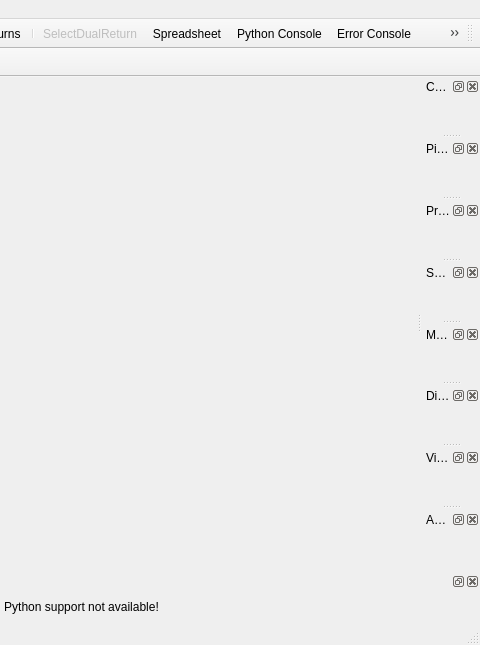
First picture: the form in Application/vvMainWindow.ui, repository Kitware/VeloView, before the edit; both pictures show x 590 to 1070 and y 0 to 645 of the 1070 by 645 pixel window.
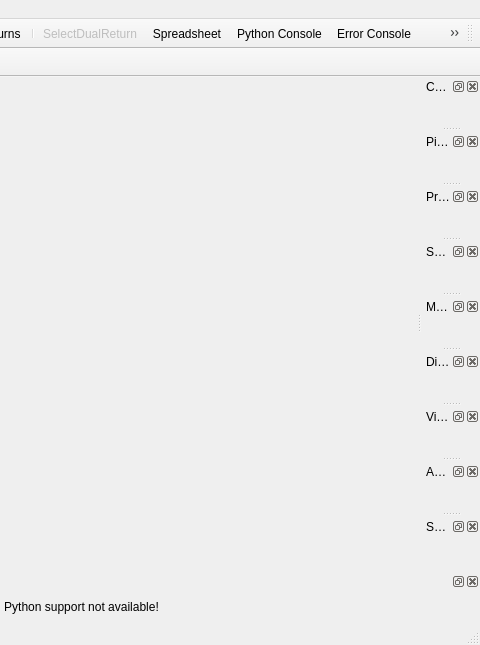
Second picture: the form after the edit. Icons and pictures are not drawn. Custom widgets are drawn as their Qt base class.

Commit message: [feat] Add multi sensor GUI

The edit to the form file:
```diff
--- a/Application/vvMainWindow.ui
+++ b/Application/vvMainWindow.ui
@@ -374,6 +374,15 @@
     </layout>
    </widget>
   </widget>
+  <widget class="QDockWidget" name="sensorListDock">
+   <property name="windowTitle">
+    <string>Sensors List</string>
+   </property>
+   <attribute name="dockWidgetArea">
+    <number>2</number>
+   </attribute>
+   <widget class="lqSensorListWidget" name="sensorListPanel"/>
+  </widget>
   <action name="actionE_xit">
    <property name="text">
     <string>E&amp;xit</string>
@@ -1050,6 +1059,11 @@
    <class>pqOutputWidget</class>
    <extends>QWidget</extends>
    <header>pqOutputWidget.h</header>
+  </customwidget>
+  <customwidget>
+   <class>lqSensorListWidget</class>
+   <extends>QWidget</extends>
+   <header>lqSensorListWidget.h</header>
    <container>1</container>
   </customwidget>
  </customwidgets>
```
The commit also changes 5 other files.
